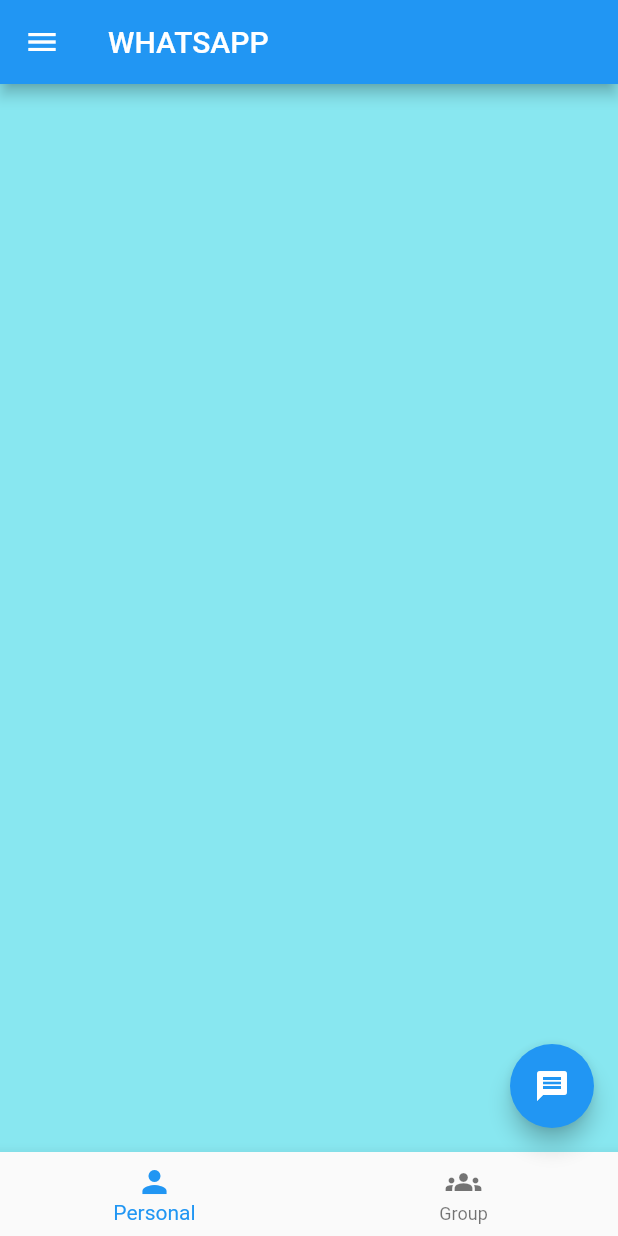
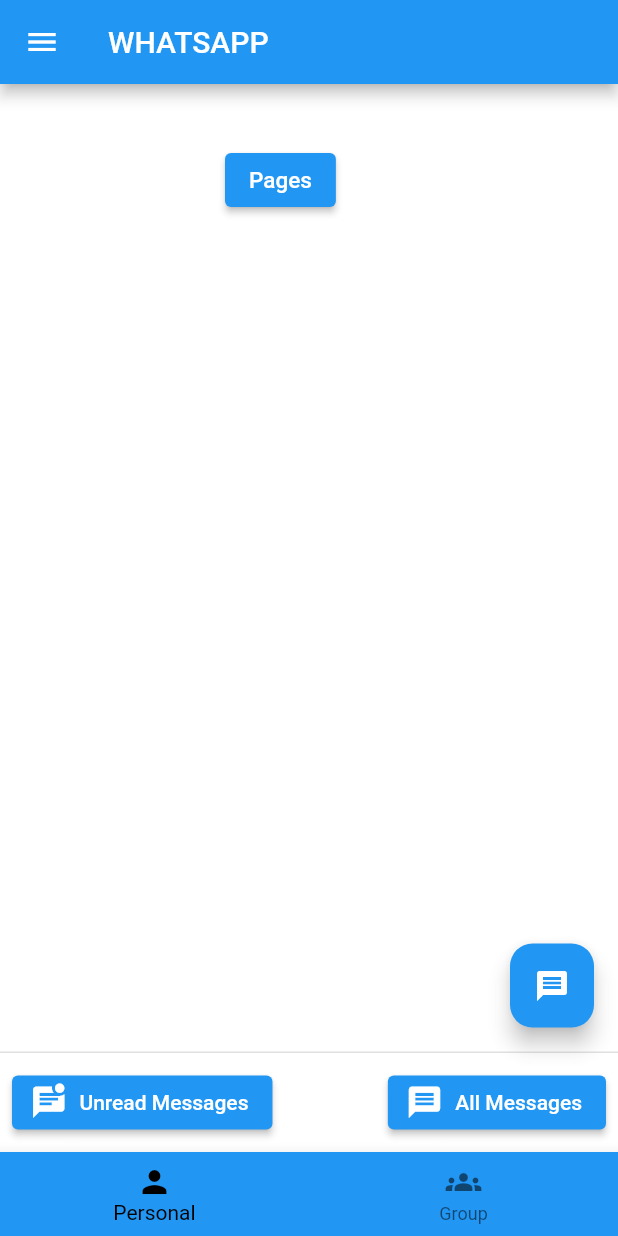
Before and after one commit to vidhyaramesh117/Flutter, a Flutter app: the screen it shows after launch, on a phone screen of 412 x 824 dp. Run offline on Flutter 3.47's test engine with Material 2 defaults, Android fonts, the phone set to English and light mode, and no system bars.

```diff
--- a/whatsapp/lib/main.dart
+++ b/whatsapp/lib/main.dart
@@ -1,4 +1,5 @@
 import 'package:flutter/material.dart';
+import 'screens/pages.dart';
 
 void main()
 {
@@ -39,13 +40,13 @@ class MyHomePageState extends State<MyHomePage>
     (
 
 //primary
-      // primary: true,
+      primary: true,
 
 //resize to avoid bottom set
       resizeToAvoidBottomInset: true,
 
 //background color
-      backgroundColor: Color.fromARGB(255, 136, 231, 240),
+      backgroundColor: Colors.white,
 
 //appbar
       appBar: AppBar
@@ -54,11 +55,154 @@ class MyHomePageState extends State<MyHomePage>
       ),
 
 //body
-      body: const Center
+      body:  Center
       (
+        child: Stack
+        (
+          fit: StackFit.passthrough,
+          // overflow: Overflow.visible,
+          children:
+          [
+            Positioned
+            (
+              top: 40,
+              left: 150,
+//Navigator
+              child: Column
+              (
+                children:
+                [
+                  ElevatedButton
+                  (
+                    onPressed: ()
+                    {
+                      Navigator.push
+                      (
+                        context,
+                        MaterialPageRoute
+                        (
+                          builder: (context) => pages()
+                        )
+                      );
+                    },
+                    child: const Text
+                    (
+                      "Pages",
+                      style: TextStyle
+                      (
+                        fontSize: 15,
+                      ),
+                    )
+                  )
+                ]
+              ),
+            )
+          ],
+        )
+
+//         child: Stack
+//         (
+//           fit: StackFit.passthrough,
+//           // overflow: Overflow.visible,
+//           children: <Widget>
+//           [
+
+//           Positioned
+//           (
+//             top: 30,
+//             left: 30,
+// //rich text
+//             child: RichText
+//           (
+//             text: const TextSpan
+//             (
+//               style: TextStyle
+//               (
+//                 color: Colors.grey,
+//                 fontSize: 15,
+//               ),
+//               children: <TextSpan>
+//               [
+//                 TextSpan
+//                 (
+//                   text: "Hello",
+//                 ),
+//                 TextSpan
+//                 (
+//                   text: " from",
+//                 ),
+//                 TextSpan
+//                 (
+//                   text: "WHATSAPP",
+//                   style: TextStyle
+//                   (
+//                     color: Colors.green,
+//                     fontSize: 23,
+//                     fontWeight: FontWeight.bold,
+//                   ),
+//                 ),
+//               ]
+//             ),
+//           ),
+//           ),
+
+//           Positioned
+//           (
+//             top: 70,
+//             left: 50,
+// // image
+//             child: Column
+//             (
+//               children: <Widget>
+//               [
+//                 Image.asset
+//                 (
+//                   'assets/images/wallpaper.jpg',
+//                   height: 500,
+//                   width: 300,
+//                 ),
+
+//               ],
+//             ),
+
+//           ),
+
+//           const Positioned
+//           (
+//             bottom: 62,
+//             right: 64,
+// //text
+//             child: Text
+//           (
+//             "Whatsapp",
+//             style: TextStyle
+//             (
+//               fontSize: 30,
+//               color: Colors.blue,
+//               fontWeight: FontWeight.bold,
+//               fontStyle: FontStyle.italic,
+//               letterSpacing: 8,
+
+//               wordSpacing: 15,
+//               // backgroundColor: Color.fromARGB(255, 205, 255, 247),
+//               shadows:
+//               [
+//                 Shadow
+//                 (
+//                   color: Colors.black,
+//                   offset: Offset(2,1),
+//                   blurRadius: 15,
+//                 )
+//               ]
+//             ),
+//           ),
+//           ),
+//           ]
+//         ),
+
+
 
       ),
-
 
 //drawer
       drawer: Drawer
@@ -194,6 +338,11 @@ class MyHomePageState extends State<MyHomePage>
           null;
         }),
         child: Icon(Icons.message),
+        shape: RoundedRectangleBorder
+        (
+          borderRadius: BorderRadius.all(Radius.circular(15.0))
+        ),
+
       ),
 
 //floating action button location
@@ -202,11 +351,64 @@ class MyHomePageState extends State<MyHomePage>
       // floatingActionButtonLocation: FloatingActionButtonLocation.endDocked, -> RIGHT SIDE & ON BOTTOM NAVIGATION BAR
       // floatingActionButtonLocation: FloatingActionButtonLocation.endFloat, -> RIGHT SIDE & ABOVE BOTTOM NAVIGATION BAR,DEFAULT
 
+//persistent footer button
+      persistentFooterButtons: <Widget>
+            [
+              Row
+              (
+                children:
+                [
+                  const SizedBox
+                  (
+                    height: 50,
+                  ),
+
+                  ElevatedButton.icon
+                  (
+                    style: ElevatedButton.styleFrom
+                    (
+                      backgroundColor: Colors.blue,
+                      foregroundColor: Colors.white,
+                    ),
+
+                    onPressed: () {},
+                    icon: const Icon
+                    (
+                      Icons.mark_unread_chat_alt,
+                      size: 25.0,
+                    ),
+                    label: const Text("Unread Messages"),
+                  ),
+
+                  const Spacer(),
+
+                  ElevatedButton.icon
+                  (
+                    style: ElevatedButton.styleFrom
+                    (
+                      backgroundColor: Colors.blue,
+                      foregroundColor: Colors.white,
+                    ),
+
+                    onPressed: () {},
+                    icon: const Icon
+                    (
+                      Icons.message,
+                      size: 25.0,
+                    ),
+                    label: const Text("All Messages"),
+                  )
+
+                ],
+              )
+            ],
+
 //bottom navigation bar
       bottomNavigationBar: BottomNavigationBar
       (
         currentIndex: 0,
-        fixedColor: Colors.blue,
+        backgroundColor: Colors.blue,
+        fixedColor: Colors.black,
         items: const
         [
           BottomNavigationBarItem
--- a/whatsapp/pubspec.yaml
+++ b/whatsapp/pubspec.yaml
@@ -59,9 +59,8 @@ flutter:
   uses-material-design: true
 
   # To add assets to your application, add an assets section, like this:
-  # assets:
-  #   - images/a_dot_burr.jpeg
-  #   - images/a_dot_ham.jpeg
+  assets:
+    - assets/images/wallpaper.jpg
 
   # An image asset can refer to one or more resolution-specific "variants", see
   # https://flutter.dev/assets-and-images/#resolution-aware
@@ -85,6 +84,7 @@ flutter:
   #       - asset: fonts/TrajanPro.ttf
   #       - asset: fonts/TrajanPro_Bold.ttf
   #         weight: 700
+
   #
   # For details regarding fonts from package dependencies,
   # see https://flutter.dev/custom-fonts/#from-packages
```
Also changed, not shown: whatsapp/lib/screens/pages.dart (added, +41 -0 lines), whatsapp/assets/images/wallpaper.jpg (added).
